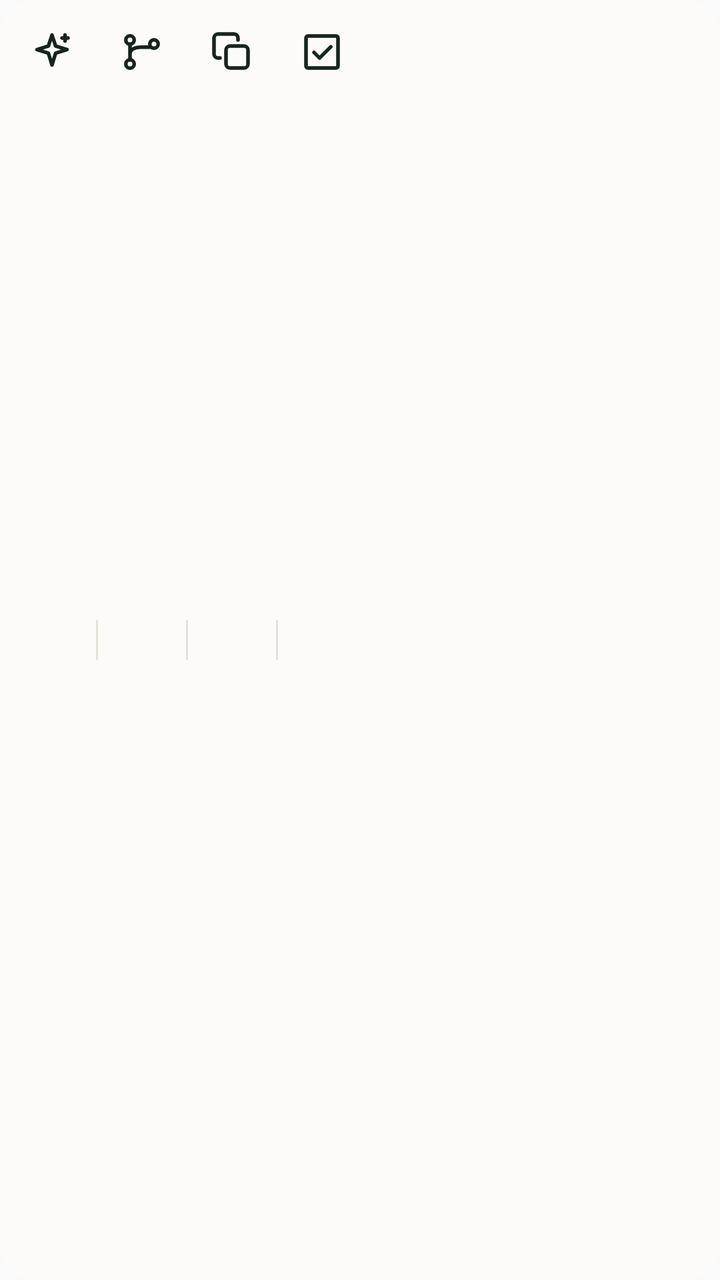
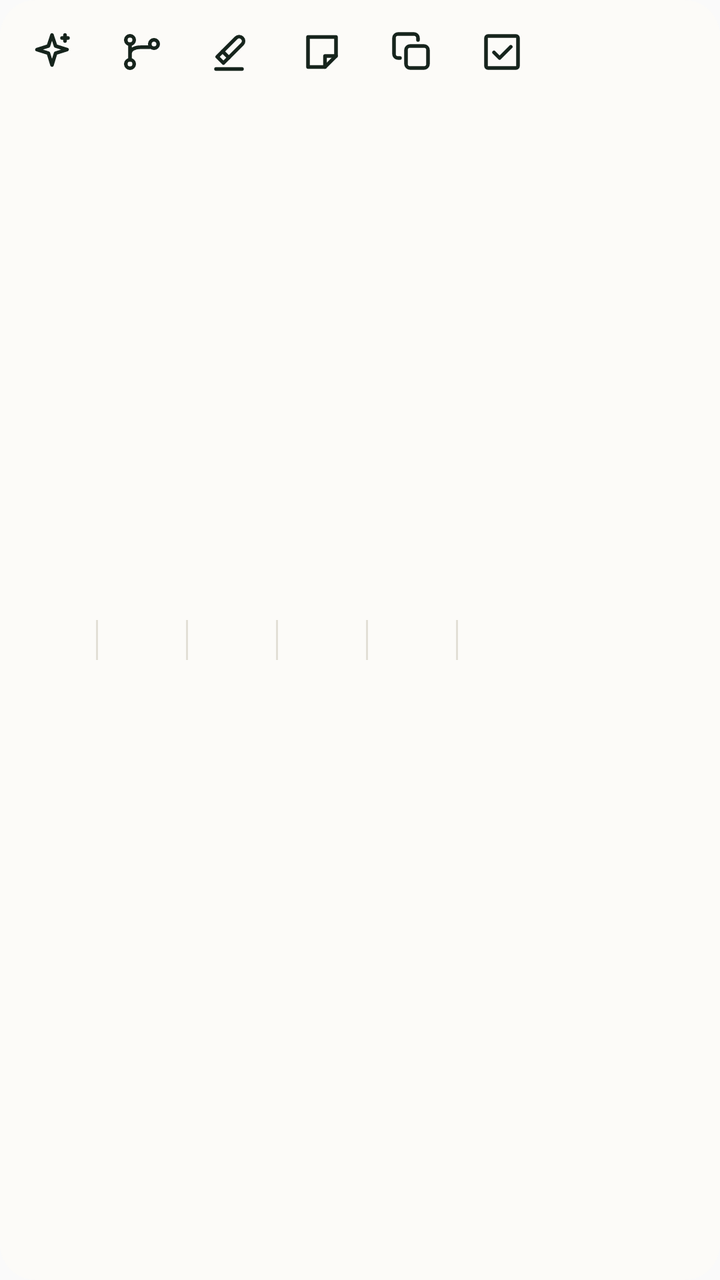

Compare the two renders of this Android layout. The source of the first and the diff that turns it into the second are given below.
<!-- AndroidManifest.xml: application theme Theme.TreeLearn -->
<!-- res/layout/popup_word_action.xml -->
<?xml version="1.0" encoding="utf-8"?>
<LinearLayout xmlns:android="http://schemas.android.com/apk/res/android"
    android:id="@+id/word_menu"
    android:layout_width="wrap_content"
    android:layout_height="wrap_content"
    android:background="@drawable/bg_card"
    android:orientation="horizontal"
    android:padding="@dimen/space_s1">

    <FrameLayout
        android:id="@+id/word_menu_ask_ai"
        android:layout_width="@dimen/word_menu_cell"
        android:layout_height="@dimen/touch_min"
        android:background="?android:attr/selectableItemBackground"
        android:contentDescription="@string/chat_word_ask_ai_desc"
        android:focusable="true">

        <ImageView
            android:layout_width="wrap_content"
            android:layout_height="wrap_content"
            android:layout_gravity="center"
            android:duplicateParentState="true"
            android:importantForAccessibility="no"
            android:src="@drawable/ic_sparkle"
            android:tint="@color/tl_ink" />
    </FrameLayout>

    <View
        android:layout_width="@dimen/hairline"
        android:layout_height="@dimen/word_menu_sep"
        android:layout_gravity="center_vertical"
        android:background="@color/tl_line" />

    <FrameLayout
        android:id="@+id/word_menu_fork"
        android:layout_width="@dimen/word_menu_cell"
        android:layout_height="@dimen/touch_min"
        android:background="?android:attr/selectableItemBackground"
        android:contentDescription="@string/chat_word_fork_desc"
        android:focusable="true">

        <ImageView
            android:layout_width="wrap_content"
            android:layout_height="wrap_content"
            android:layout_gravity="center"
            android:duplicateParentState="true"
            android:importantForAccessibility="no"
            android:src="@drawable/ic_action_fork"
            android:tint="@color/tl_ink" />
    </FrameLayout>

    <View
        android:layout_width="@dimen/hairline"
        android:layout_height="@dimen/word_menu_sep"
        android:layout_gravity="center_vertical"
        android:background="@color/tl_line" />

    <FrameLayout
        android:id="@+id/word_menu_copy"
        android:layout_width="@dimen/word_menu_cell"
        android:layout_height="@dimen/touch_min"
        android:background="?android:attr/selectableItemBackground"
        android:contentDescription="@string/chat_word_copy_desc"
        android:focusable="true">

        <ImageView
            android:layout_width="wrap_content"
            android:layout_height="wrap_content"
            android:layout_gravity="center"
            android:duplicateParentState="true"
            android:importantForAccessibility="no"
            android:src="@drawable/ic_action_copy"
            android:tint="@color/tl_ink" />
    </FrameLayout>

    <View
        android:layout_width="@dimen/hairline"
        android:layout_height="@dimen/word_menu_sep"
        android:layout_gravity="center_vertical"
        android:background="@color/tl_line" />

    <FrameLayout
        android:id="@+id/word_menu_select_all"
        android:layout_width="@dimen/word_menu_cell"
        android:layout_height="@dimen/touch_min"
        android:background="?android:attr/selectableItemBackground"
        android:contentDescription="@string/chat_word_select_all_desc"
        android:focusable="true">

        <ImageView
            android:layout_width="wrap_content"
            android:layout_height="wrap_content"
            android:layout_gravity="center"
            android:duplicateParentState="true"
            android:importantForAccessibility="no"
            android:src="@drawable/ic_action_select_all"
            android:tint="@color/tl_ink" />
    </FrameLayout>
</LinearLayout>
<!-- resources referenced by this layout -->
<resources>
  <color name="tl_ink">#16241C</color>
  <color name="tl_line">#E2DFD6</color>
  <dimen name="hairline">1dp</dimen>
  <dimen name="space_s1">4dp</dimen>
  <dimen name="touch_min">44dp</dimen>
  <dimen name="word_menu_cell">44dp</dimen>
  <dimen name="word_menu_sep">20dp</dimen>
  <!-- drawable bg_card (drawable) -->
  <?xml version="1.0" encoding="utf-8"?>
  <shape xmlns:android="http://schemas.android.com/apk/res/android" android:shape="rectangle">
      <solid android:color="@color/tl_surface" />
      <corners android:radius="@dimen/radius_lg" />
  </shape>
  <string name="chat_word_ask_ai_desc">就选中的这段文字继续提问</string>
  <string name="chat_word_copy_desc">复制选中的这段文字</string>
  <string name="chat_word_fork_desc">用选中的这段文字新建主题</string>
  <string name="chat_word_select_all_desc">选中这条回答的完整内容</string>
  <color name="tl_surface">#FCFBF8</color>
  <dimen name="radius_lg">18dp</dimen>
  <color name="tl_green">#2B6E45</color>
  <color name="tl_green_deep">#164027</color>
  <color name="tl_bg">#F4F1EB</color>
  <color name="tl_ink2">#435449</color>
  <color name="tl_ink3">#627067</color>
  <!-- unchanged entries left out for length: 5 -->
</resources>

<!-- the commit's change to res/layout/popup_word_action.xml (unified diff, before → after) -->
@@ -26,6 +26,7 @@
     </FrameLayout>
 
     <View
+        android:id="@+id/word_menu_sep_fork"
         android:layout_width="@dimen/hairline"
         android:layout_height="@dimen/word_menu_sep"
         android:layout_gravity="center_vertical"
@@ -50,6 +51,58 @@
     </FrameLayout>
 
     <View
+        android:id="@+id/word_menu_sep_highlight"
+        android:layout_width="@dimen/hairline"
+        android:layout_height="@dimen/word_menu_sep"
+        android:layout_gravity="center_vertical"
+        android:background="@color/tl_line" />
+
+    <FrameLayout
+        android:id="@+id/word_menu_highlight"
+        android:layout_width="@dimen/word_menu_cell"
+        android:layout_height="@dimen/touch_min"
+        android:background="?android:attr/selectableItemBackground"
+        android:contentDescription="@string/chat_word_highlight_desc"
+        android:focusable="true">
+
+        <ImageView
+            android:id="@+id/word_menu_highlight_icon"
+            android:layout_width="wrap_content"
+            android:layout_height="wrap_content"
+            android:layout_gravity="center"
+            android:duplicateParentState="true"
+            android:importantForAccessibility="no"
+            android:src="@drawable/ic_action_highlight"
+            android:tint="@color/tl_ink" />
+    </FrameLayout>
+
+    <View
+        android:id="@+id/word_menu_sep_note"
+        android:layout_width="@dimen/hairline"
+        android:layout_height="@dimen/word_menu_sep"
+        android:layout_gravity="center_vertical"
+        android:background="@color/tl_line" />
+
+    <FrameLayout
+        android:id="@+id/word_menu_note"
+        android:layout_width="@dimen/word_menu_cell"
+        android:layout_height="@dimen/touch_min"
+        android:background="?android:attr/selectableItemBackground"
+        android:contentDescription="@string/chat_word_note_desc"
+        android:focusable="true">
+
+        <ImageView
+            android:layout_width="wrap_content"
+            android:layout_height="wrap_content"
+            android:layout_gravity="center"
+            android:duplicateParentState="true"
+            android:importantForAccessibility="no"
+            android:src="@drawable/ic_action_note"
+            android:tint="@color/tl_ink" />
+    </FrameLayout>
+
+    <View
+        android:id="@+id/word_menu_sep_copy"
         android:layout_width="@dimen/hairline"
         android:layout_height="@dimen/word_menu_sep"
         android:layout_gravity="center_vertical"
@@ -74,6 +127,7 @@
     </FrameLayout>
 
     <View
+        android:id="@+id/word_menu_sep_select_all"
         android:layout_width="@dimen/hairline"
         android:layout_height="@dimen/word_menu_sep"
         android:layout_gravity="center_vertical"
@@ -96,4 +150,31 @@
             android:src="@drawable/ic_action_select_all"
             android:tint="@color/tl_ink" />
     </FrameLayout>
+
+    <View
+        android:id="@+id/word_menu_sep_more"
+        android:layout_width="@dimen/hairline"
+        android:layout_height="@dimen/word_menu_sep"
+        android:layout_gravity="center_vertical"
+        android:background="@color/tl_line"
+        android:visibility="gone" />
+
+    <FrameLayout
+        android:id="@+id/word_menu_more"
+        android:layout_width="@dimen/word_menu_cell"
+        android:layout_height="@dimen/touch_min"
+        android:background="?android:attr/selectableItemBackground"
+        android:contentDescription="@string/chat_word_more_desc"
+        android:focusable="true"
+        android:visibility="gone">
+
+        <ImageView
+            android:layout_width="wrap_content"
+            android:layout_height="wrap_content"
+            android:layout_gravity="center"
+            android:duplicateParentState="true"
+            android:importantForAccessibility="no"
+            android:src="@drawable/ic_nav_more"
+            android:tint="@color/tl_ink" />
+    </FrameLayout>
 </LinearLayout>
<!-- resource entries referenced after the edit -->
@@ -13,9 +13,75 @@
       <solid android:color="@color/tl_surface" />
       <corners android:radius="@dimen/radius_lg" />
   </shape>
+  <!-- drawable ic_action_highlight (drawable) -->
+  <?xml version="1.0" encoding="utf-8"?>
+  <vector xmlns:android="http://schemas.android.com/apk/res/android"
+      android:width="24dp"
+      android:height="24dp"
+      android:viewportWidth="24"
+      android:viewportHeight="24">
+      <path
+          android:pathData="M14.06,4.94a2.2,2.2 0,0 1,3.11 3.11L10.4,14.82 7.29,11.71Z"
+          android:strokeColor="#FF212121"
+          android:strokeWidth="1.8"
+          android:strokeLineCap="round"
+          android:strokeLineJoin="round" />
+      <path
+          android:pathData="M7.29,11.71L4.6,14.4l3.11,3.11 2.69,-2.69"
+          android:strokeColor="#FF212121"
+          android:strokeWidth="1.8"
+          android:strokeLineCap="round"
+          android:strokeLineJoin="round" />
+      <path
+          android:pathData="M4,20.5h13"
+          android:strokeColor="#FF212121"
+          android:strokeWidth="1.8"
+          android:strokeLineCap="round"
+          android:strokeLineJoin="round" />
+  </vector>
+  <!-- drawable ic_action_note (drawable) -->
+  <?xml version="1.0" encoding="utf-8"?>
+  <vector xmlns:android="http://schemas.android.com/apk/res/android"
+      android:width="24dp"
+      android:height="24dp"
+      android:viewportWidth="24"
+      android:viewportHeight="24">
+      <path
+          android:pathData="M5,4.5h14v9.5l-5.5,5.5H5Z"
+          android:strokeColor="#FF212121"
+          android:strokeWidth="1.8"
+          android:strokeLineCap="round"
+          android:strokeLineJoin="round" />
+      <path
+          android:pathData="M13.5,19.5V14H19"
+          android:strokeColor="#FF212121"
+          android:strokeWidth="1.8"
+          android:strokeLineCap="round"
+          android:strokeLineJoin="round" />
+  </vector>
+  <!-- drawable ic_nav_more (drawable) -->
+  <?xml version="1.0" encoding="utf-8"?>
+  <vector xmlns:android="http://schemas.android.com/apk/res/android"
+      android:width="24dp"
+      android:height="24dp"
+      android:viewportWidth="24"
+      android:viewportHeight="24">
+      <path
+          android:pathData="M5,12m-1,0a1,1 0,1 1,2 0a1,1 0,1 1,-2 0"
+          android:fillColor="#FF212121" />
+      <path
+          android:pathData="M12,12m-1,0a1,1 0,1 1,2 0a1,1 0,1 1,-2 0"
+          android:fillColor="#FF212121" />
+      <path
+          android:pathData="M19,12m-1,0a1,1 0,1 1,2 0a1,1 0,1 1,-2 0"
+          android:fillColor="#FF212121" />
+  </vector>
   <string name="chat_word_ask_ai_desc">就选中的这段文字继续提问</string>
   <string name="chat_word_copy_desc">复制选中的这段文字</string>
   <string name="chat_word_fork_desc">用选中的这段文字新建主题</string>
+  <string name="chat_word_highlight_desc">高亮选中的这段文字</string>
+  <string name="chat_word_more_desc">更多文本操作</string>
+  <string name="chat_word_note_desc">给选中的这段文字加批注</string>
   <string name="chat_word_select_all_desc">选中这条回答的完整内容</string>
   <color name="tl_surface">#FCFBF8</color>
   <dimen name="radius_lg">18dp</dimen>
